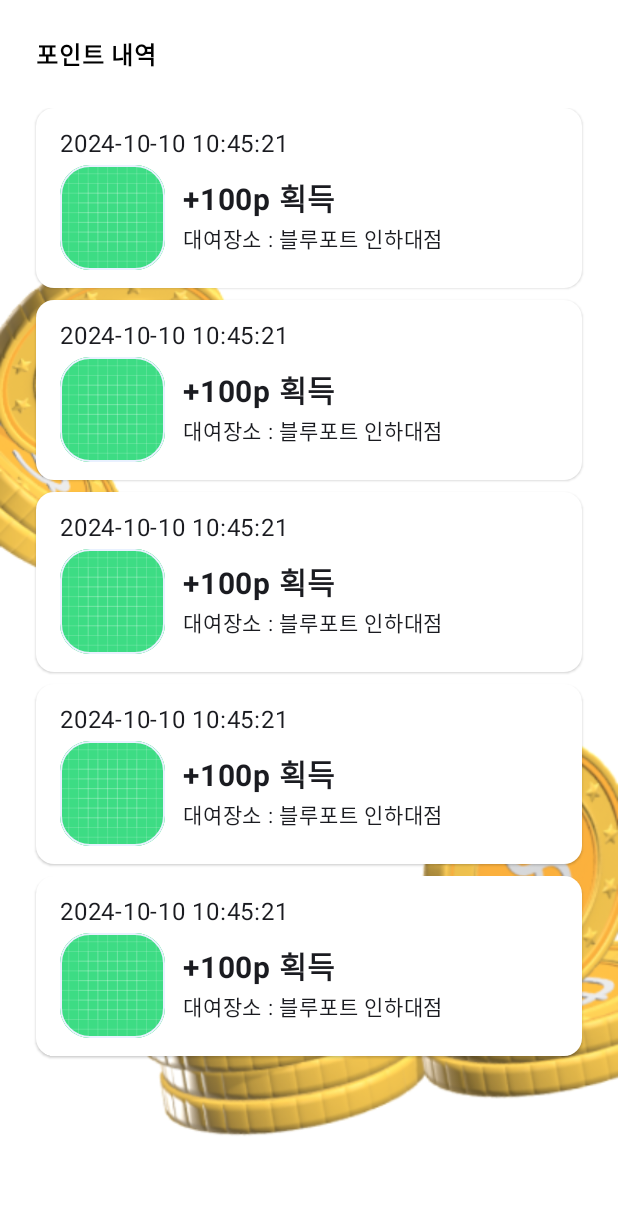
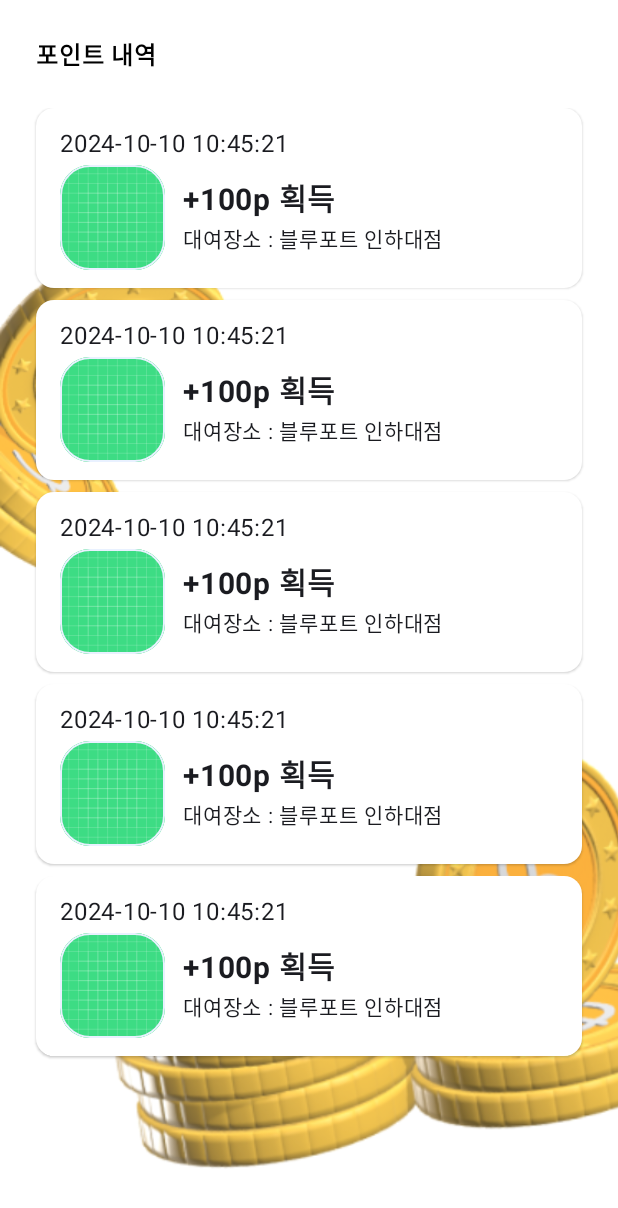
Before and after one commit to ss99x2002/OurCourage-Android-v2, an Android app built with Jetpack Compose: the @Preview function PointHistoryScreenPreview, on a phone screen of 412 x 824 dp. Shown: the top 1208 px of the screen. Run offline under Robolectric (Android 15) with nearby library versions, the phone set to English and light mode, and no system bars.

Commit message:
ui : #13 PointHistoryScreen 배경 동전 이미지 padding 조정

```diff
--- a/app/src/main/java/com/example/ourcourage/android/presentation/ui/point/PointHistoryScreen.kt
+++ b/app/src/main/java/com/example/ourcourage/android/presentation/ui/point/PointHistoryScreen.kt
@@ -99,8 +99,7 @@ fun PointHistoryBackgroundImage(modifier: Modifier = Modifier) {
                 .wrapContentWidth()
                 .background(Color.Transparent)
                 .height(490.dp)
-                .align(Alignment.BottomEnd)
-                .padding(bottom = 24.dp),
+                .align(Alignment.BottomEnd),
             contentScale = ContentScale.Crop,
         )
     }
```
